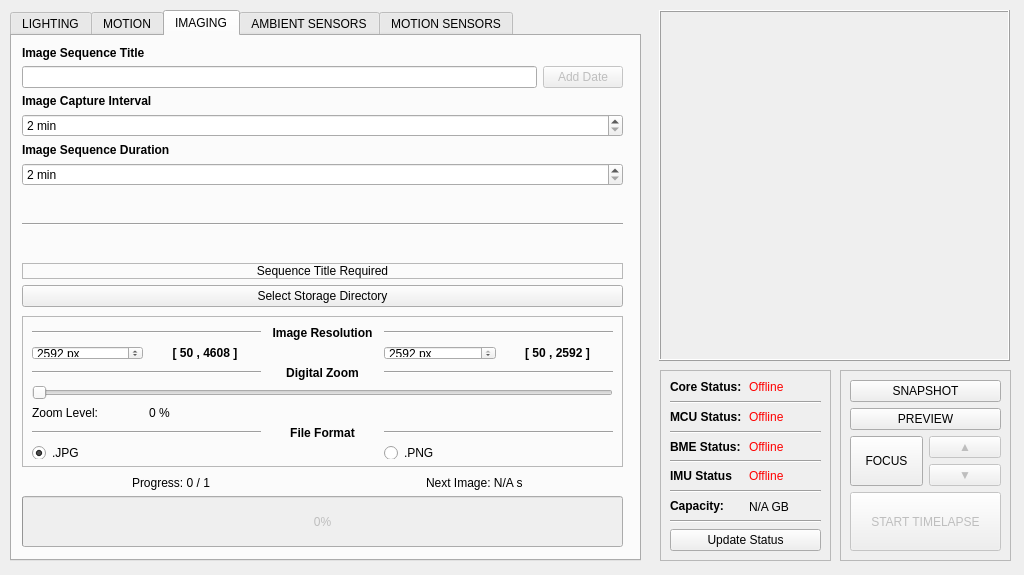
Old version of the form _ui/Clinostat.ui in the repository CoCl-Jerry/SciSpin_Max_Dev.
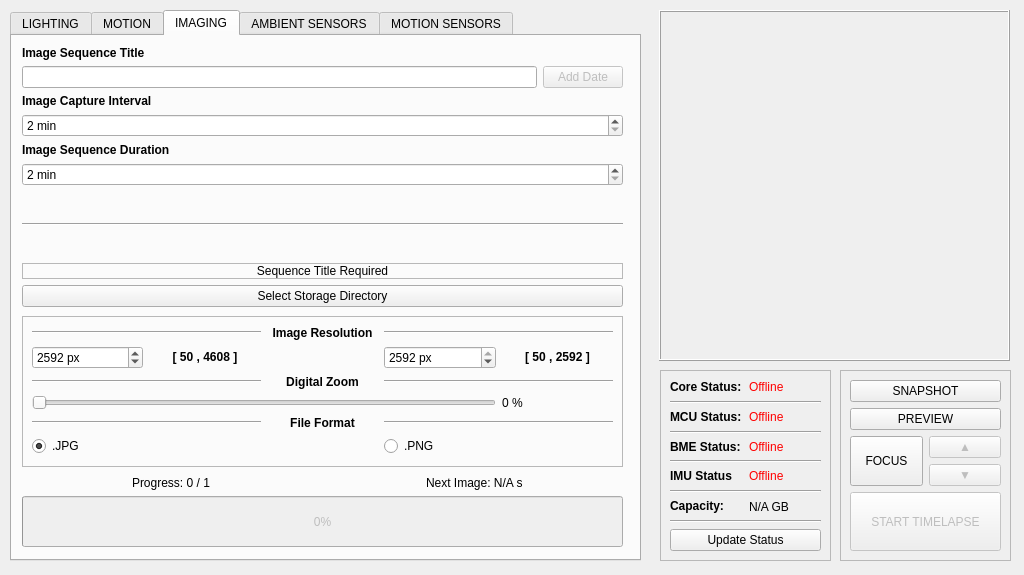
New version of the form. Icons and pictures are not drawn. Custom widgets are drawn as their Qt base class.

The edit to the form file:
```diff
--- a/_ui/Clinostat.ui
+++ b/_ui/Clinostat.ui
@@ -879,11 +879,33 @@
          <x>10</x>
          <y>10</y>
          <width>581</width>
-         <height>133</height>
+         <height>131</height>
         </rect>
        </property>
        <layout class="QGridLayout" name="gridLayout_2">
-        <item row="7" column="0" colspan="2">
+        <item row="3" column="0" colspan="4">
+         <widget class="QSlider" name="imaging_digital_zoom_horizontalSlider">
+          <property name="minimum">
+           <number>0</number>
+          </property>
+          <property name="maximum">
+           <number>100</number>
+          </property>
+          <property name="value">
+           <number>0</number>
+          </property>
+          <property name="orientation">
+           <enum>Qt::Horizontal</enum>
+          </property>
+          <property name="invertedAppearance">
+           <bool>false</bool>
+          </property>
+          <property name="invertedControls">
+           <bool>true</bool>
+          </property>
+         </widget>
+        </item>
+        <item row="6" column="0" colspan="2">
          <widget class="QRadioButton" name="imaging_JPG_radioButton">
           <property name="text">
            <string>.JPG</string>
@@ -907,63 +929,13 @@
           </property>
          </widget>
         </item>
-        <item row="5" column="2" rowspan="2">
+        <item row="4" column="2" rowspan="2">
          <widget class="QLabel" name="imaging_file_format_text_label">
           <property name="text">
            <string>&lt;html&gt;&lt;head/&gt;&lt;body&gt;&lt;p align=&quot;center&quot;&gt;&lt;span style=&quot; font-weight:700;&quot;&gt;File Format&lt;/span&gt;&lt;/p&gt;&lt;/body&gt;&lt;/html&gt;</string>
           </property>
          </widget>
         </item>
-        <item row="2" column="0" colspan="2">
-         <widget class="Line" name="line_5">
-          <property name="orientation">
-           <enum>Qt::Horizontal</enum>
-          </property>
-         </widget>
-        </item>
-        <item row="7" column="3" colspan="2">
-         <widget class="QRadioButton" name="imaging_PNG_radioButton">
-          <property name="text">
-           <string>.PNG</string>
-          </property>
-         </widget>
-        </item>
-        <item row="5" column="3" rowspan="2" colspan="2">
-         <widget class="Line" name="line_11">
-          <property name="orientation">
-           <enum>Qt::Horizontal</enum>
-          </property>
-         </widget>
-        </item>
-        <item row="5" column="0" rowspan="2" colspan="2">
-         <widget class="Line" name="line_10">
-          <property name="orientation">
-           <enum>Qt::Horizontal</enum>
-          </property>
-         </widget>
-        </item>
-        <item row="3" column="0" colspan="5">
-         <widget class="QSlider" name="imaging_digital_zoom_horizontalSlider">
-          <property name="minimum">
-           <number>0</number>
-          </property>
-          <property name="maximum">
-           <number>100</number>
-          </property>
-          <property name="value">
-           <number>0</number>
-          </property>
-          <property name="orientation">
-           <enum>Qt::Horizontal</enum>
-          </property>
-          <property name="invertedAppearance">
-           <bool>false</bool>
-          </property>
-          <property name="invertedControls">
-           <bool>true</bool>
-          </property>
-         </widget>
-        </item>
         <item row="1" column="1">
          <widget class="QLabel" name="imaging_x_resolution_range_text_label">
           <property name="text">
@@ -991,13 +963,6 @@
           </property>
          </widget>
         </item>
-        <item row="0" column="2">
-         <widget class="QLabel" name="imaging_image_resolution_text_label">
-          <property name="text">
-           <string>&lt;html&gt;&lt;head/&gt;&lt;body&gt;&lt;p align=&quot;center&quot;&gt;&lt;span style=&quot; font-weight:700;&quot;&gt;Image Resolution&lt;/span&gt;&lt;/p&gt;&lt;/body&gt;&lt;/html&gt;</string>
-          </property>
-         </widget>
-        </item>
         <item row="1" column="0">
          <widget class="QSpinBox" name="imaging_x_resolution_value_spinBox">
           <property name="suffix">
@@ -1014,6 +979,48 @@
           </property>
          </widget>
         </item>
+        <item row="2" column="0" colspan="2">
+         <widget class="Line" name="line_5">
+          <property name="orientation">
+           <enum>Qt::Horizontal</enum>
+          </property>
+         </widget>
+        </item>
+        <item row="6" column="3" colspan="2">
+         <widget class="QRadioButton" name="imaging_PNG_radioButton">
+          <property name="text">
+           <string>.PNG</string>
+          </property>
+         </widget>
+        </item>
+        <item row="4" column="3" rowspan="2" colspan="2">
+         <widget class="Line" name="line_11">
+          <property name="orientation">
+           <enum>Qt::Horizontal</enum>
+          </property>
+         </widget>
+        </item>
+        <item row="4" column="0" rowspan="2" colspan="2">
+         <widget class="Line" name="line_10">
+          <property name="orientation">
+           <enum>Qt::Horizontal</enum>
+          </property>
+         </widget>
+        </item>
+        <item row="3" column="4">
+         <widget class="QLabel" name="imaging_digital_zoom_value_label">
+          <property name="text">
+           <string>0 %</string>
+          </property>
+         </widget>
+        </item>
+        <item row="0" column="2">
+         <widget class="QLabel" name="imaging_image_resolution_text_label">
+          <property name="text">
+           <string>&lt;html&gt;&lt;head/&gt;&lt;body&gt;&lt;p align=&quot;center&quot;&gt;&lt;span style=&quot; font-weight:700;&quot;&gt;Image Resolution&lt;/span&gt;&lt;/p&gt;&lt;/body&gt;&lt;/html&gt;</string>
+          </property>
+         </widget>
+        </item>
         <item row="1" column="3">
          <widget class="QSpinBox" name="imaging_y_resolution_value_spinBox">
           <property name="suffix">
@@ -1037,19 +1044,18 @@
           </property>
          </widget>
         </item>
-        <item row="4" column="0">
-         <widget class="QLabel" name="imaging_digital_zoom_value_text_label">
-          <property name="text">
-           <string>Zoom Level:</string>
+        <item row="7" column="2">
+         <spacer name="verticalSpacer_5">
+          <property name="orientation">
+           <enum>Qt::Vertical</enum>
           </property>
-         </widget>
-        </item>
-        <item row="4" column="1">
-         <widget class="QLabel" name="imaging_digital_zoom_value_label">
-          <property name="text">
-           <string>0 %</string>
+          <property name="sizeHint" stdset="0">
+           <size>
+            <width>20</width>
+            <height>40</height>
+           </size>
           </property>
-         </widget>
+         </spacer>
         </item>
        </layout>
       </widget>
```
